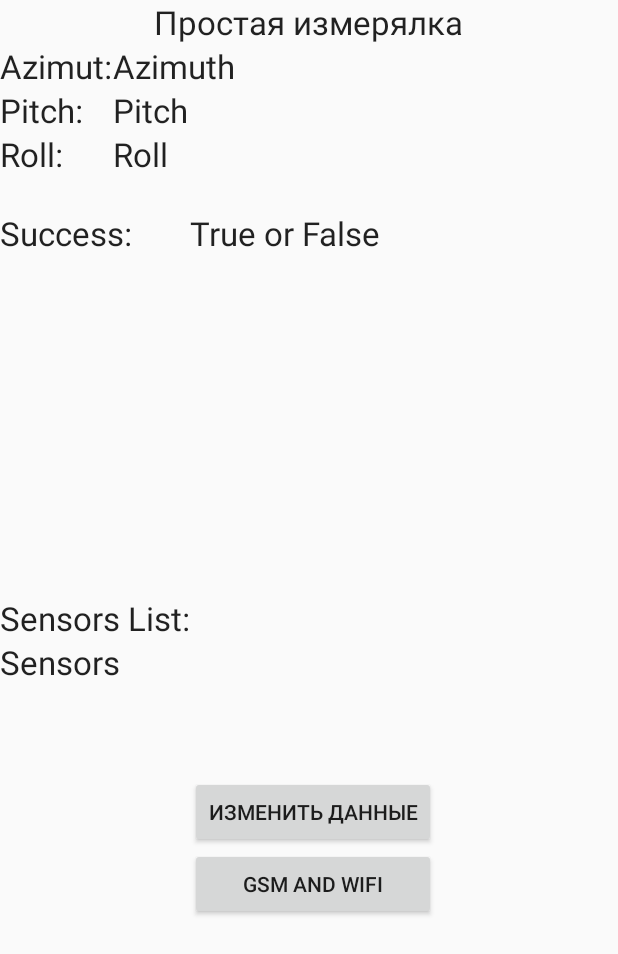
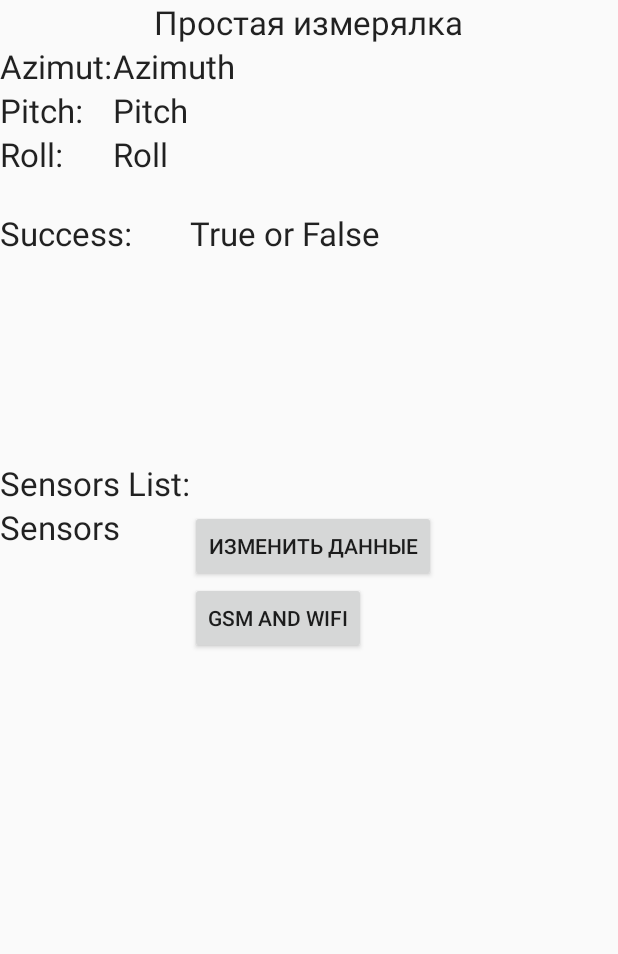
Before and after one commit to EmbeddedSystemClass/compassApp, an Android app: the layout main_layout.xml on its own in the app's theme, with its tools: preview values and no code run, on a phone screen of 412 x 824 dp. Shown: the top 954 px of the screen. Run offline under Robolectric (Android 15) with nearby library versions, the phone set to English and light mode, and no system bars.

Commit message:
New button
Signed-off-by: Vladimir Blinov <vovka_squid@mail.ru>

```diff
--- a/CompassApp/app/src/main/res/layout/main_layout.xml
+++ b/CompassApp/app/src/main/res/layout/main_layout.xml
@@ -64,9 +64,10 @@
         android:textAppearance="?android:attr/textAppearanceLarge"
         android:text="Sensors List:"
         android:id="@+id/textView3"
-        android:layout_centerVertical="true"
+        android:layout_below="@+id/textView6"
         android:layout_alignParentLeft="true"
-        android:layout_alignParentStart="true" />
+        android:layout_alignParentStart="true"
+        android:layout_marginTop="137dp" />
 
     <TextView
         android:layout_width="wrap_content"
@@ -74,9 +75,11 @@
         android:textAppearance="?android:attr/textAppearanceLarge"
         android:text="Sensors"
         android:id="@+id/sensorsList"
-        android:layout_alignParentStart="true"
         android:layout_below="@+id/textView3"
-        android:layout_alignParentLeft="true" />
+        android:layout_alignRight="@+id/btn_gsmWifi"
+        android:layout_alignEnd="@+id/btn_gsmWifi"
+        android:layout_alignParentLeft="true"
+        android:layout_alignParentStart="true" />
 
     <TextView
         android:layout_width="wrap_content"
@@ -126,23 +129,20 @@
         android:layout_height="wrap_content"
         android:text="Изменить данные"
         android:id="@+id/btn_debug"
-        android:layout_below="@+id/sensorsList"
-        android:layout_toRightOf="@+id/textView3"
-        android:layout_toEndOf="@+id/textView3"
-        android:layout_marginTop="61dp"
-        android:onClick="onClick" />
+        android:onClick="onClick"
+        android:layout_above="@+id/btn_gsmWifi"
+        android:layout_alignLeft="@+id/btn_gsmWifi"
+        android:layout_alignStart="@+id/btn_gsmWifi" />
 
     <Button
         android:layout_width="wrap_content"
         android:layout_height="wrap_content"
         android:text="GSM and Wifi"
         android:id="@+id/btn_gsmWifi"
-        android:layout_below="@+id/btn_debug"
-        android:layout_alignRight="@+id/btn_debug"
-        android:layout_alignEnd="@+id/btn_debug"
-        android:layout_alignLeft="@+id/btn_debug"
-        android:layout_alignStart="@+id/btn_debug"
         android:nestedScrollingEnabled="false"
-        android:onClick="goToNewActivity" />
+        android:onClick="goToNewActivity"
+        android:layout_centerVertical="true"
+        android:layout_toRightOf="@+id/textView3"
+        android:layout_toEndOf="@+id/textView3" />
 
 </RelativeLayout>
```
Also changed, not shown: 1 other file.
